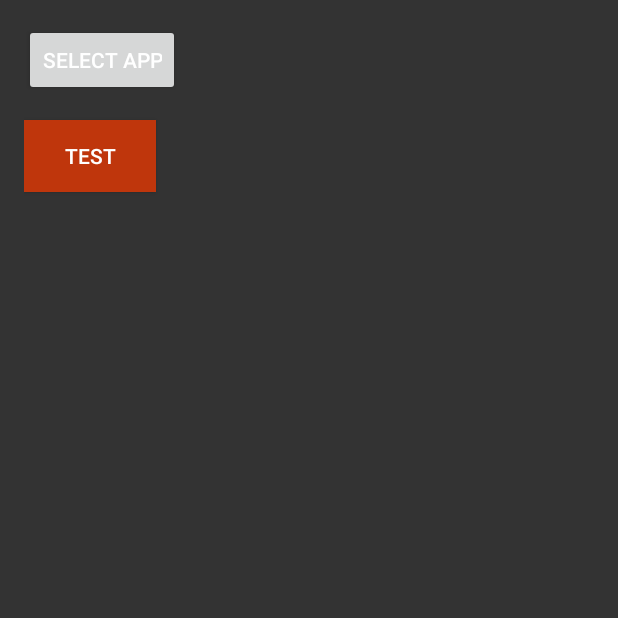
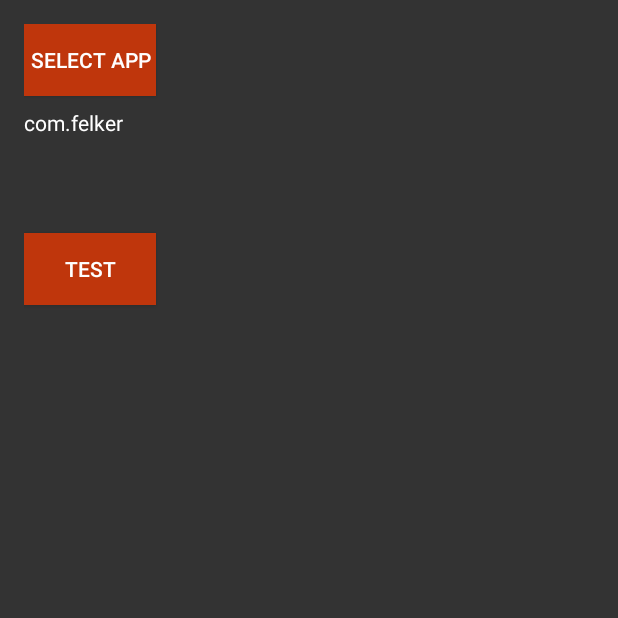
Before and after one commit to ITVlab/Launch-On-Boot, an Android app: the screen it shows after launch (MainActivity), on a phone screen of 412 x 824 dp, the top half of it. Run offline under Robolectric (Android 15) with nearby library versions, the light colour scheme and no system bars; libraries missing offline, so code that uses them is left out: com.felkertech.settingsmanager; 3 statements that could not run were skipped.

Commit message:
Selected app now displays on screen

```diff
--- a/app/src/main/res/layout/activity_main.xml
+++ b/app/src/main/res/layout/activity_main.xml
@@ -27,14 +27,22 @@
     <Button
         android:layout_width="wrap_content"
         android:id="@+id/button_select_app"
+        android:background="@color/colorPrimaryDark"
         android:text="Select app"
+        android:layout_height="wrap_content" />
+    <TextView
+        android:layout_width="wrap_content"
+        android:id="@+id/text_package_name"
+        android:text="com.felker"
+        android:layout_marginTop="8dp"
+        android:layout_below="@id/button_select_app"
         android:layout_height="wrap_content" />
     <Button
         android:layout_width="wrap_content"
         android:text="Test"
         android:id="@+id/button_test"
         android:background="@color/colorPrimaryDark"
-        android:layout_below="@id/switch_live_channels"
+        android:layout_below="@id/text_package_name"
         android:layout_marginTop="64dp"
         android:layout_height="wrap_content" />
 </RelativeLayout>
```
Also changed, not shown: app/src/main/java/news/androidtv/launchonboot/MainActivity.java (+10 -3 lines).
